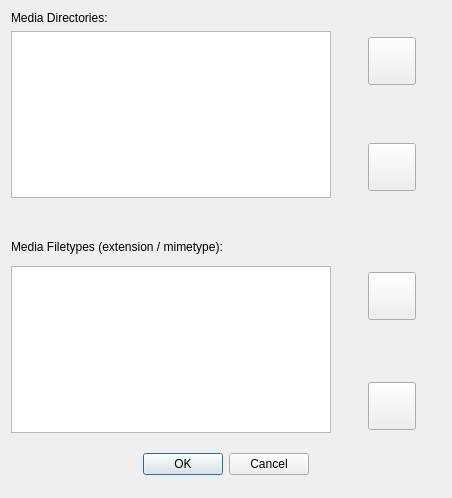
This is stacer/Pages/SystemCleaner/system_cleaner_md_dialog.ui in oguzhaninan/Stacer as Qt 5 draws it before an edit. The edited form follows.
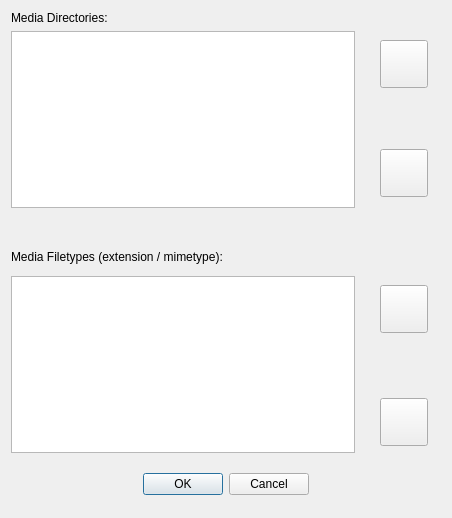
This is the edited form.

```diff
--- a/stacer/Pages/SystemCleaner/system_cleaner_md_dialog.ui
+++ b/stacer/Pages/SystemCleaner/system_cleaner_md_dialog.ui
@@ -7,7 +7,7 @@
     <x>0</x>
     <y>0</y>
     <width>452</width>
-    <height>498</height>
+    <height>518</height>
    </rect>
   </property>
   <property name="windowTitle">
@@ -40,8 +40,8 @@
        <property name="sizeConstraint">
         <enum>QLayout::SetDefaultConstraint</enum>
        </property>
-       <item alignment="Qt::AlignLeft">
-        <widget class="QListView" name="listViewDirectories">
+       <item>
+        <widget class="QListWidget" name="listViewDirectories">
          <property name="sizePolicy">
           <sizepolicy hsizetype="Expanding" vsizetype="MinimumExpanding">
            <horstretch>0</horstretch>
@@ -192,8 +192,8 @@
      </item>
      <item>
       <layout class="QHBoxLayout" name="horizontalLayout_2">
-       <item alignment="Qt::AlignLeft">
-        <widget class="QListView" name="listViewFiletypes">
+       <item>
+        <widget class="QListWidget" name="listViewFiletypes">
          <property name="minimumSize">
           <size>
            <width>320</width>
```
